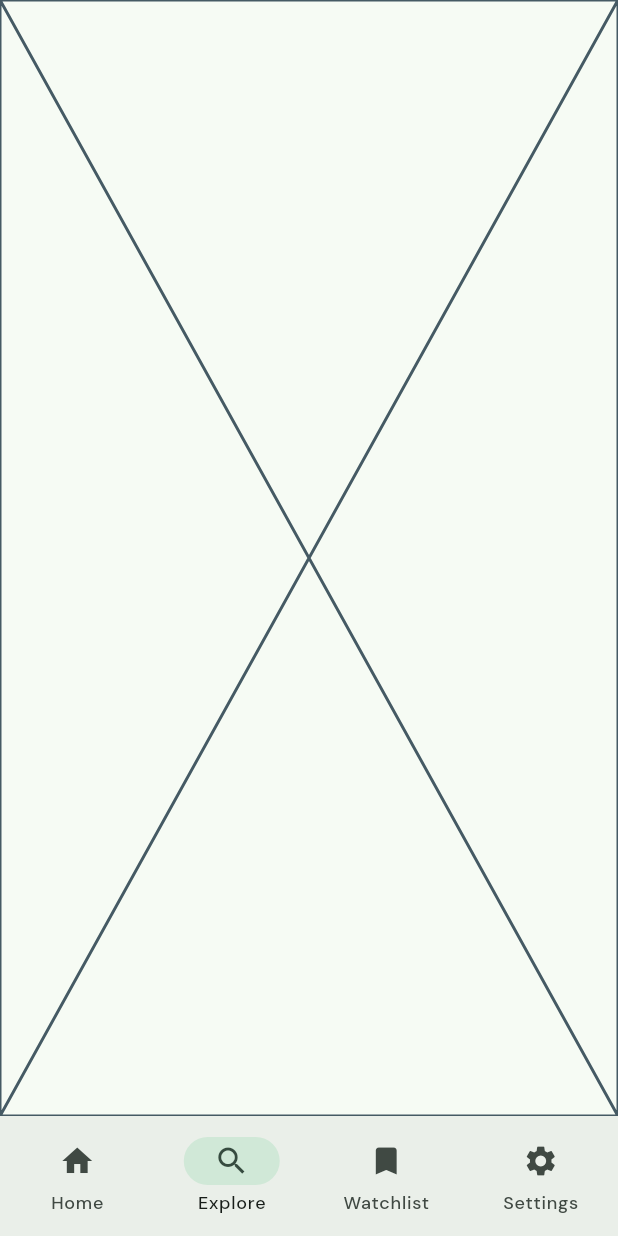
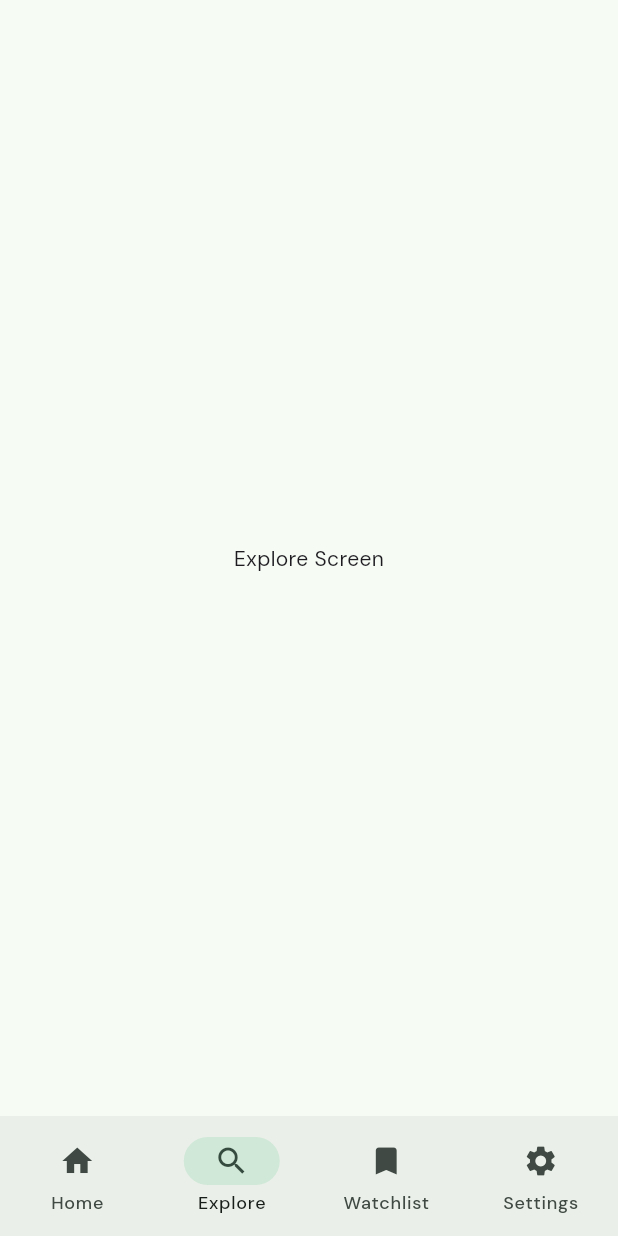
Before and after one commit to Olvine23/Ollyfilms, a Flutter app: the screen it shows after launch, item 2 of the bottom bar chosen, on a phone screen of 412 x 824 dp. Run offline on Flutter 3.47's test engine with Material 3 defaults, Android fonts, the phone set to English and light mode, and no system bars; our stand-ins replace cached_network_image, dio, flutter_riverpod, freezed_annotation, google_fonts, google_generative_ai and 4 more; network calls fail.

Commit message:
added placeholder text to explore screen

```diff
--- a/lib/features/movies/presentation/screens/explore/explore_screen.dart
+++ b/lib/features/movies/presentation/screens/explore/explore_screen.dart
@@ -5,6 +5,6 @@ class ExploreScreen extends StatelessWidget {
 
   @override
   Widget build(BuildContext context) {
-    return const Placeholder();
+    return Scaffold(body: Center(child: Text("Explore Screen")));
   }
 }
```
